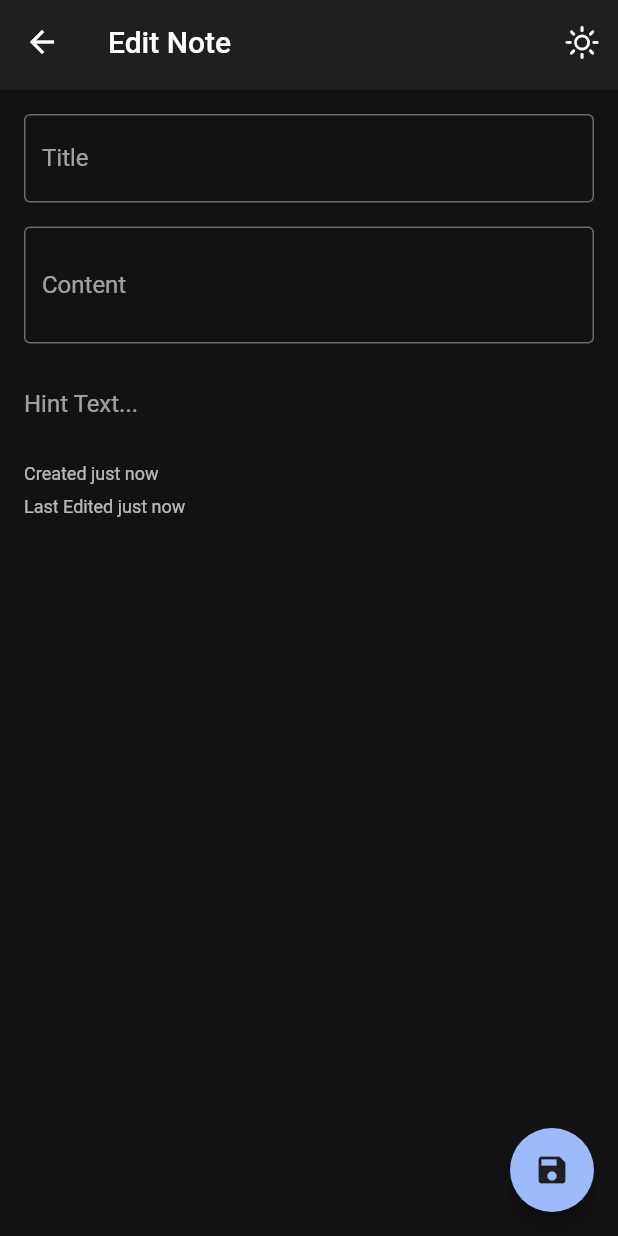
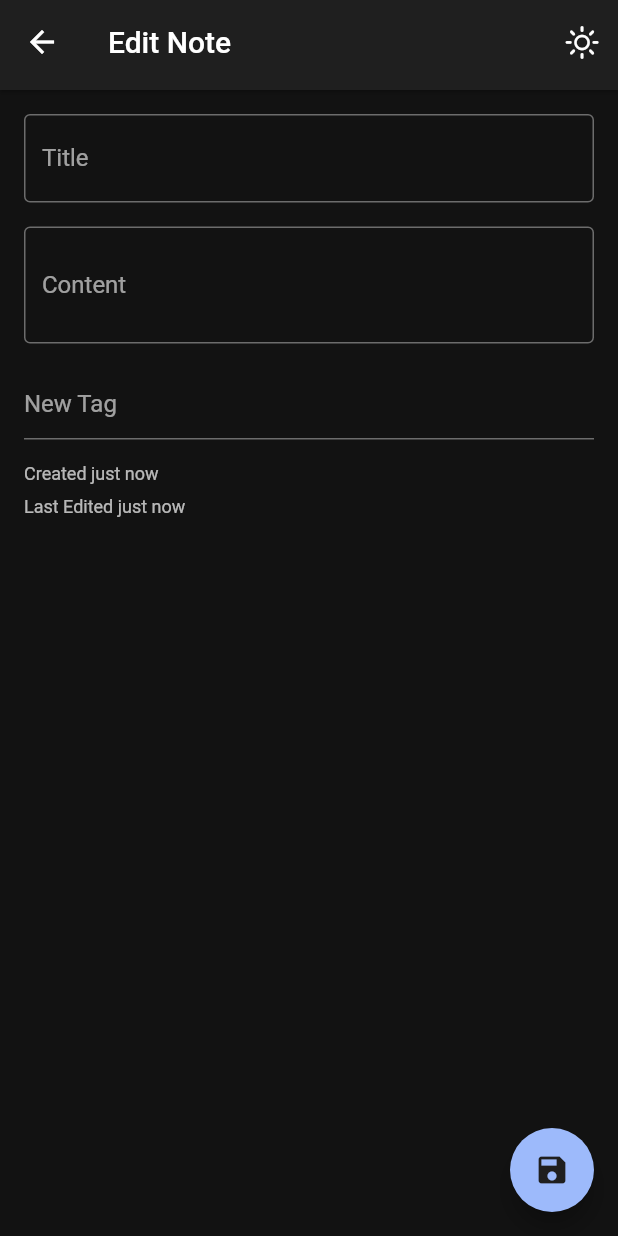
Before and after one commit to AryaveerSR/Hypaper, a Flutter app: the EditorScreen screen opened directly with empty values, on a phone screen of 412 x 824 dp. Run offline on Flutter 3.47's test engine with Material 2 defaults, Android fonts, the phone set to English and light mode, and no system bars; our stand-ins replace get_it, sembast, theme_provider.

Commit message:
Semi Functional version ( No fancy ui )

```diff
--- /dev/null
+++ b/lib/models/note.dart
@@ -0,0 +1,98 @@
+import 'dart:convert';
+
+class Note {
+  int? id;
+  String title;
+  String content;
+  DateTime dateCreated;
+  DateTime dateEdited;
+  List<String>? tags = [];
+
+  Note(
+      {this.id,
+      required this.title,
+      required this.content,
+      required this.dateCreated,
+      required this.dateEdited,
+      this.tags});
+
+  Map<String, dynamic> toMap() {
+    Map<String, dynamic> data = {
+      'title': utf8.encode(title),
+      'content': utf8.encode(content),
+      'dateCreated': epochFromDate(dateCreated),
+      'dateEdited': epochFromDate(dateEdited),
+      'tags': tags?.map((tag) => utf8.encode(tag)).toList() ?? []
+    };
+
+    return data;
+  }
+
+  Note copyWith({
+    int? id,
+    String? title,
+    String? content,
+    DateTime? dateCreated,
+    DateTime? dateEdited,
+    List<String>? tags,
+  }) =>
+      Note(
+        id: id ?? this.id,
+        title: title ?? this.title,
+        content: content ?? this.content,
+        dateCreated: dateCreated ?? this.dateCreated,
+        dateEdited: dateEdited ?? this.dateEdited,
+        tags: tags ?? this.tags,
+      );
+
+  factory Note.fromMap(int id, Map<String, dynamic> map) {
+    return Note(
+        id: id,
+        title: utf8.decode([...map['title']]),
+        content: utf8.decode([...map['content']]),
+        dateCreated: dateFromEpoch(map['dateCreated']),
+        dateEdited: dateFromEpoch(map['dateEdited']),
+        tags: ([...map['tags']]).map((tag) => utf8.decode([...tag])).toList());
+  }
+
+  static int epochFromDate(DateTime dt) => dt.millisecondsSinceEpoch ~/ 1000;
+  static DateTime dateFromEpoch(int epoch) =>
+      DateTime.fromMillisecondsSinceEpoch(epoch * 1000);
+
+  static String timeAgo(DateTime dateTime) {
+    var now = DateTime.now();
+    var difference = now.difference(dateTime);
+    var seconds = difference.inSeconds;
+    var minutes = difference.inMinutes;
+    var hours = difference.inHours;
+    var days = difference.inDays;
+    var months = difference.inDays / 30;
+    var years = difference.inDays / 365;
+
+    if (seconds < 15) {
+      return 'just now';
+    } else if (seconds < 45) {
+      return 'a few seconds ago';
+    } else if (seconds < 90) {
+      return 'a minute ago';
+    } else if (minutes < 45) {
+      return '$minutes minutes ago';
+    } else if (minutes < 90) {
+      return 'an hour ago';
+    } else if (hours < 24) {
+      return '$hours hours ago';
+    } else if (hours < 48) {
+      return 'a day ago';
+    } else if (days < 30) {
+      return '$days days ago';
+    } else if (days < 60) {
+      return 'a month ago';
+    } else if (days < 365) {
+      return '$months months ago';
+    } else if (days < 730) {
+      return 'a year ago';
+    } else {
+      return '$years years ago';
+    }
+  }
+}
--- a/lib/screens/editor.dart
+++ b/lib/screens/editor.dart
@@ -1,7 +1,7 @@
 import 'package:flutter/material.dart';
 import 'package:get_it/get_it.dart';
 
-import '../services/notes/notes.dart';
+import '../services/notes.dart';
 import '../ui/app_bar.dart';
 import '../ui/dialogs/notify.dart';
 import '../ui/tag_editor.dart';
@@ -20,12 +20,22 @@ class _EditorScreen extends State<EditorScreen> {
   final titleController = TextEditingController();
   final contentController = TextEditingController();
   List<String> tags = [];
-  bool hasInit = false;
 
   void _editNote(Note updatedNote) async {
-    Navigator.of(context).pop();
+    Navigator.of(context).pop(updatedNote);
     notifySnack(context, type: NotifyType.updated);
     await _notesRepository.updateNote(updatedNote);
+  }
+
+  @override
+  void initState() {
+    super.initState();
+    contentController.text = widget.note.content;
+    titleController.text = widget.note.title;
+    for (String tag in (widget.note.tags ?? [])) {
+      tags.add(tag);
+    }
+    setState(() {});
   }
 
   @override
@@ -36,15 +46,6 @@ class _EditorScreen extends State<EditorScreen> {
 
   @override
   Widget build(BuildContext context) {
-    if (!hasInit) {
-      contentController.text = widget.note.content;
-      titleController.text = widget.note.title;
-      for (String tag in (widget.note.tags ?? [])) {
-        tags.add(tag);
-      }
-      setState(() => hasInit = true);
-    }
-
     return GestureDetector(
       onTap: () {
         FocusManager.instance.primaryFocus?.unfocus();
@@ -90,24 +91,21 @@ class _EditorScreen extends State<EditorScreen> {
               ),
               const SizedBox(height: 16.0),
               TagEditor(
-                  delimiters: const [',', ' '],
                   inputDecoration: const InputDecoration(
-                    border: InputBorder.none,
-                    hintText: 'Hint Text...',
+                    border: UnderlineInputBorder(),
+                    hintText: 'New Tag',
                   ),
-                  updateTags: (newValue) {
-                    setState(() => tags = newValue);
-                  },
-                  tagBuilder: (context, index) => Chip(
+                  updateTags: (newValue) => setState(() => tags = newValue),
+                  tagBuilder: (context, tag) => Chip(
                         labelPadding: const EdgeInsets.only(left: 8.0),
-                        label: Text(tags[index]),
+                        label: Text(tag),
                         deleteIcon: const Icon(
                           Icons.close,
                           size: 18,
                         ),
                         onDeleted: () {
                           setState(() {
-                            tags.removeAt(index);
+                            tags.remove(tag);
                           });
                         },
                       ),
--- a/lib/screens/splash.dart
+++ b/lib/screens/splash.dart
@@ -18,10 +18,7 @@ class SplashScreen extends StatelessWidget {
                   style: TextStyle(
                       fontSize: 32,
                       fontWeight: FontWeight.bold,
-                      color: Color(
-                          Theme.of(context).brightness == Brightness.dark
-                              ? 0xFFFFFFFF
-                              : 0xff0f172a)),
+                      color: Theme.of(context).textTheme.headline6!.color),
                 ),
                 const SizedBox(height: 16),
                 const SizedBox(width: 128, child: LinearProgressIndicator())
--- a/lib/services/init.dart
+++ b/lib/services/init.dart
@@ -6,7 +6,7 @@ import 'package:path_provider/path_provider.dart';
 import 'package:sembast/sembast.dart';
 import 'package:sembast/sembast_io.dart';
 
-import 'notes/notes.dart';
+import 'notes.dart';
 
 class Init {
   static Future initialize() async {
--- a/lib/services/notes/note.model.dart
+++ /dev/null
@@ -1,97 +0,0 @@
-import 'dart:convert';
-
-class Note {
-  int? id;
-  String title;
-  String content;
-  DateTime dateCreated;
-  DateTime dateEdited;
-  List<String>? tags = [];
-
-  Note(
-      {this.id,
-      required this.title,
-      required this.content,
-      required this.dateCreated,
-      required this.dateEdited,
-      this.tags});
-
-  Map<String, dynamic> toMap() {
-    Map<String, dynamic> data = {
-      'title': utf8.encode(title),
-      'content': utf8.encode(content),
-      'dateCreated': epochFromDate(dateCreated),
-      'dateEdited': epochFromDate(dateEdited),
-      'tags': tags?.map((tag) => utf8.encode(tag)).toList() ?? []
-    };
-
-    return data;
-  }
-
-  Note copyWith({
-    int? id,
-    String? title,
-    String? content,
-    DateTime? dateCreated,
-    DateTime? dateEdited,
-    List<String>? tags,
-  }) =>
-      Note(
-        id: id ?? this.id,
-        title: title ?? this.title,
-        content: content ?? this.content,
-        dateCreated: dateCreated ?? this.dateCreated,
-        dateEdited: dateEdited ?? this.dateEdited,
-        tags: tags ?? this.tags,
-      );
-
-  factory Note.fromMap(int id, Map<String, dynamic> map) {
-    return Note(
-        id: id,
-        title: utf8.decode([...map['title']]),
-        content: utf8.decode([...map['content']]),
-        dateCreated: dateFromEpoch(map['dateCreated']),
-        dateEdited: dateFromEpoch(map['dateEdited']),
-        tags: ([...map['tags']]).map((tag) => utf8.decode([...tag])).toList());
-  }
-
-  static int epochFromDate(DateTime dt) => dt.millisecondsSinceEpoch ~/ 1000;
-  static DateTime dateFromEpoch(int epoch) =>
-      DateTime.fromMillisecondsSinceEpoch(epoch * 1000);
-
-  static String timeAgo(DateTime dateTime) {
-    var now = DateTime.now();
-    var difference = now.difference(dateTime);
-    var seconds = difference.inSeconds;
-    var minutes = difference.inMinutes;
-    var hours = difference.inHours;
-    var days = difference.inDays;
-    var months = difference.inDays / 30;
-    var years = difference.inDays / 365;
-    if (seconds < 15) {
-      return 'just now';
-    } else if (seconds < 45) {
-      return 'a few seconds ago';
-    } else if (seconds < 90) {
-      return 'a minute ago';
-    } else if (minutes < 45) {
-      return '$minutes minutes ago';
-    } else if (minutes < 90) {
-      return 'an hour ago';
-    } else if (hours < 24) {
-      return '$hours hours ago';
-    } else if (hours < 48) {
-      return 'a day ago';
-    } else if (days < 30) {
-      return '$days days ago';
-    } else if (days < 60) {
-      return 'a month ago';
-    } else if (days < 365) {
-      return '$months months ago';
-    } else if (days < 730) {
-      return 'a year ago';
-    } else {
-      return '$years years ago';
-    }
-  }
-}
--- a/lib/ui/tag_editor.dart
+++ b/lib/ui/tag_editor.dart
@@ -4,43 +4,56 @@ class TagEditor extends StatefulWidget {
   const TagEditor({
     Key? key,
     required this.tags,
-    required this.delimiters,
     required this.inputDecoration,
     required this.updateTags,
     required this.tagBuilder,
   }) : super(key: key);
 
   final List<String> tags;
-  final List<String> delimiters;
   final InputDecoration inputDecoration;
   final ValueChanged<List<String>> updateTags;
-  final Widget Function(BuildContext context, int index) tagBuilder;
+  final Widget Function(BuildContext context, String tag) tagBuilder;
 
   @override
   State<TagEditor> createState() => _TagEditorState();
 }
 
 class _TagEditorState extends State<TagEditor> {
-  bool hasInit = false;
-  final tagController = TextEditingController();
+  final tagController = TextEditingController(text: "");
 
   @override
   Widget build(BuildContext context) {
-    if (!hasInit) {
-      tagController.text = widget.tags.join(widget.delimiters[0]);
-      setState(() {
-        hasInit = true;
-      });
-    }
-    return TextField(
+    return ListView(
+      shrinkWrap: true,
+      children: [
+        SingleChildScrollView(
+          scrollDirection: Axis.horizontal,
+          child: Row(
+            mainAxisAlignment: MainAxisAlignment.start,
+            mainAxisSize: MainAxisSize.min,
+            children: widget.tags
+                .map((tag) => widget.tagBuilder(context, tag))
+                .map((tag) => Container(
+                      margin: const EdgeInsets.only(right: 8),
+                      child: tag,
+                    ))
+                .toList(),
+          ),
+        ),
+        TextField(
           controller: tagController,
           minLines: 1,
           maxLines: null,
           decoration: widget.inputDecoration,
           onChanged: (newValue) {
-        final newTags = newValue.split(widget.delimiters[0]);
-        widget.updateTags(newTags);
+            if (newValue.endsWith(",") && newValue.length > 1) {
+              widget.updateTags(
+                  widget.tags..add(newValue.substring(0, newValue.length - 1)));
+              tagController.text = "";
+            }
           },
+        ),
+      ],
     );
   }
 }
```
Also changed, not shown: lib/helpers/home.dart (added, +46 -0 lines), lib/screens/home.dart (+43 -61 lines), lib/screens/viewer.dart (+11 -3 lines), lib/services/notes.dart (added, +45 -0 lines), lib/services/notes/notes.dart (deleted, +0 -44 lines), lib/ui/dialogs/notify.dart (+1 -6 lines), lib/ui/note_card.dart (+6 -3 lines). Lines whose indentation alone changed are shown as unchanged.
